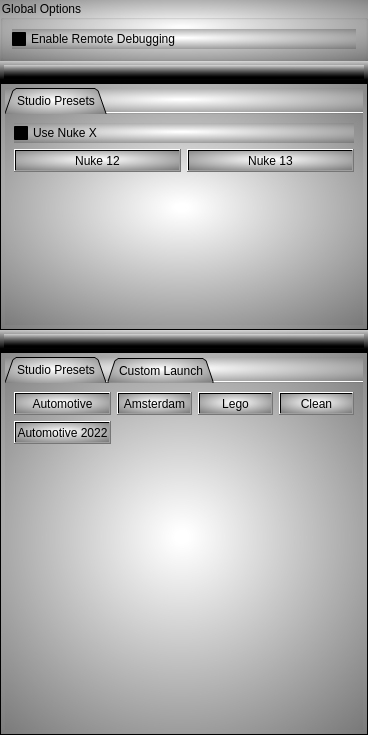
Qt form UI/main.ui (SGSMarkNA/Software_Launcher) before a commit.
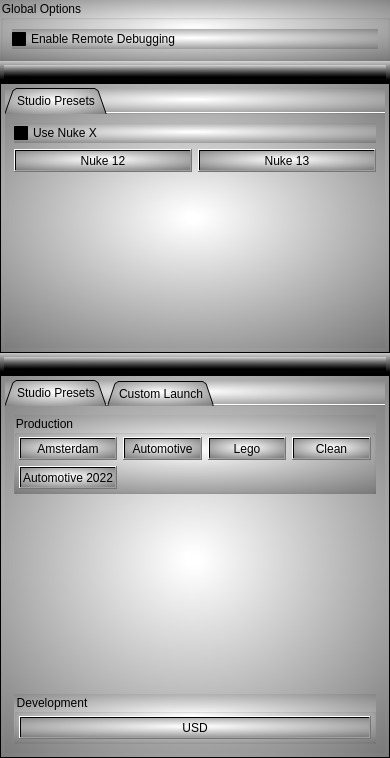
The same form after that commit. Icons and pictures are not drawn. Custom widgets are drawn as their Qt base class.

Commit message: Add New Maya Button To Launch A USD Dev

```diff
--- a/UI/main.ui
+++ b/UI/main.ui
@@ -6,8 +6,8 @@
    <rect>
     <x>0</x>
     <y>0</y>
-    <width>368</width>
-    <height>735</height>
+    <width>390</width>
+    <height>758</height>
    </rect>
   </property>
   <property name="minimumSize">
@@ -343,20 +343,23 @@
               </attribute>
               <layout class="QVBoxLayout" name="verticalLayout_6">
                <item>
-                <layout class="QGridLayout" name="gridLayout">
-                 <item row="0" column="4">
-                  <widget class="QPushButton" name="CleanButton">
-                   <property name="sizePolicy">
-                    <sizepolicy hsizetype="Minimum" vsizetype="Fixed">
-                     <horstretch>0</horstretch>
-                     <verstretch>0</verstretch>
-                    </sizepolicy>
-                   </property>
-                   <property name="text">
-                    <string>Clean</string>
-                   </property>
-                  </widget>
-                 </item>
+                <widget class="QGroupBox" name="groupBox_2">
+                 <property name="title">
+                  <string>Production</string>
+                 </property>
+                 <layout class="QGridLayout" name="gridLayout_3">
+                  <property name="leftMargin">
+                   <number>2</number>
+                  </property>
+                  <property name="topMargin">
+                   <number>2</number>
+                  </property>
+                  <property name="rightMargin">
+                   <number>2</number>
+                  </property>
+                  <property name="bottomMargin">
+                   <number>2</number>
+                  </property>
                  <item row="0" column="1">
                   <widget class="QPushButton" name="AutomotiveButton">
                    <property name="sizePolicy">
@@ -370,20 +373,7 @@
                    </property>
                   </widget>
                  </item>
-                 <item row="0" column="3">
-                  <widget class="QPushButton" name="LegoButton">
-                   <property name="sizePolicy">
-                    <sizepolicy hsizetype="Minimum" vsizetype="Fixed">
-                     <horstretch>0</horstretch>
-                     <verstretch>0</verstretch>
-                    </sizepolicy>
-                   </property>
-                   <property name="text">
-                    <string>Lego</string>
-                   </property>
-                  </widget>
-                 </item>
-                 <item row="0" column="2">
+                  <item row="0" column="0">
                   <widget class="QPushButton" name="AmsterdamButton">
                    <property name="sizePolicy">
                     <sizepolicy hsizetype="Minimum" vsizetype="Fixed">
@@ -396,7 +386,20 @@
                    </property>
                   </widget>
                  </item>
-                 <item row="1" column="1">
+                  <item row="0" column="3">
+                   <widget class="QPushButton" name="CleanButton">
+                    <property name="sizePolicy">
+                     <sizepolicy hsizetype="Minimum" vsizetype="Fixed">
+                      <horstretch>0</horstretch>
+                      <verstretch>0</verstretch>
+                     </sizepolicy>
+                    </property>
+                    <property name="text">
+                     <string>Clean</string>
+                    </property>
+                   </widget>
+                  </item>
+                  <item row="1" column="0">
                   <widget class="QPushButton" name="AutomotiveButton_2022">
                    <property name="sizePolicy">
                     <sizepolicy hsizetype="Minimum" vsizetype="Fixed">
@@ -409,7 +412,21 @@
                    </property>
                   </widget>
                  </item>
-                </layout>
+                  <item row="0" column="2">
+                   <widget class="QPushButton" name="LegoButton">
+                    <property name="sizePolicy">
+                     <sizepolicy hsizetype="Minimum" vsizetype="Fixed">
+                      <horstretch>0</horstretch>
+                      <verstretch>0</verstretch>
+                     </sizepolicy>
+                    </property>
+                    <property name="text">
+                     <string>Lego</string>
+                    </property>
+                   </widget>
+                  </item>
+                 </layout>
+                </widget>
                </item>
                <item>
                 <spacer name="verticalSpacer">
@@ -424,6 +441,43 @@
                  </property>
                 </spacer>
                </item>
+               <item>
+                <widget class="QGroupBox" name="groupBox_3">
+                 <property name="title">
+                  <string>Development</string>
+                 </property>
+                 <layout class="QGridLayout" name="gridLayout_4">
+                  <property name="leftMargin">
+                   <number>2</number>
+                  </property>
+                  <property name="topMargin">
+                   <number>2</number>
+                  </property>
+                  <property name="rightMargin">
+                   <number>2</number>
+                  </property>
+                  <property name="bottomMargin">
+                   <number>2</number>
+                  </property>
+                  <property name="spacing">
+                   <number>2</number>
+                  </property>
+                  <item row="0" column="0">
+                   <widget class="QPushButton" name="MayaUSDButton">
+                    <property name="sizePolicy">
+                     <sizepolicy hsizetype="Minimum" vsizetype="Fixed">
+                      <horstretch>0</horstretch>
+                      <verstretch>0</verstretch>
+                     </sizepolicy>
+                    </property>
+                    <property name="text">
+                     <string>USD</string>
+                    </property>
+                   </widget>
+                  </item>
+                 </layout>
+                </widget>
+               </item>
               </layout>
              </widget>
              <widget class="QWidget" name="Maya_Custom_Launch_Tab">
```
Lines whose indentation alone changed are shown as unchanged. The commit also changes 1 other file.
